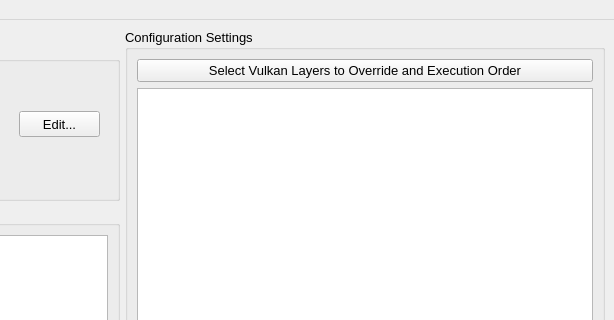
LunarG/VulkanTools, file vkconfig/mainwindow.ui: the form before one commit; both pictures show x 410 to 1024 and y 0 to 320 of the 1024 by 842 pixel window.
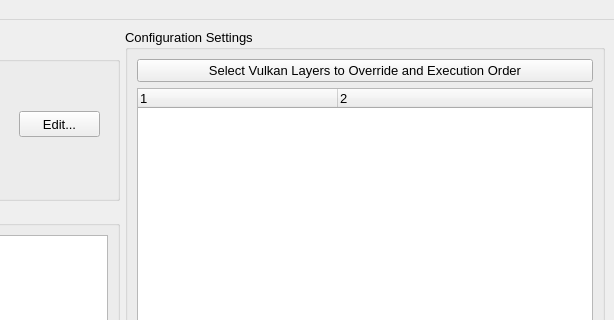
The form after the commit. Icons and pictures are not drawn.

Commit message: vkconfig - allow resizing setting editor to be able to read the entire first setting label.

Diff of the .ui file:
```diff
--- a/vkconfig/mainwindow.ui
+++ b/vkconfig/mainwindow.ui
@@ -395,7 +395,7 @@
             <number>2</number>
            </property>
            <attribute name="headerVisible">
-            <bool>false</bool>
+            <bool>true</bool>
            </attribute>
            <attribute name="headerMinimumSectionSize">
             <number>160</number>
@@ -405,12 +405,12 @@
            </attribute>
            <column>
             <property name="text">
-             <string notr="true">Layers Settings</string>
+             <string notr="true"/>
             </property>
            </column>
            <column>
             <property name="text">
-             <string notr="true">Settings Values</string>
+             <string notr="true"/>
             </property>
            </column>
           </widget>
```
